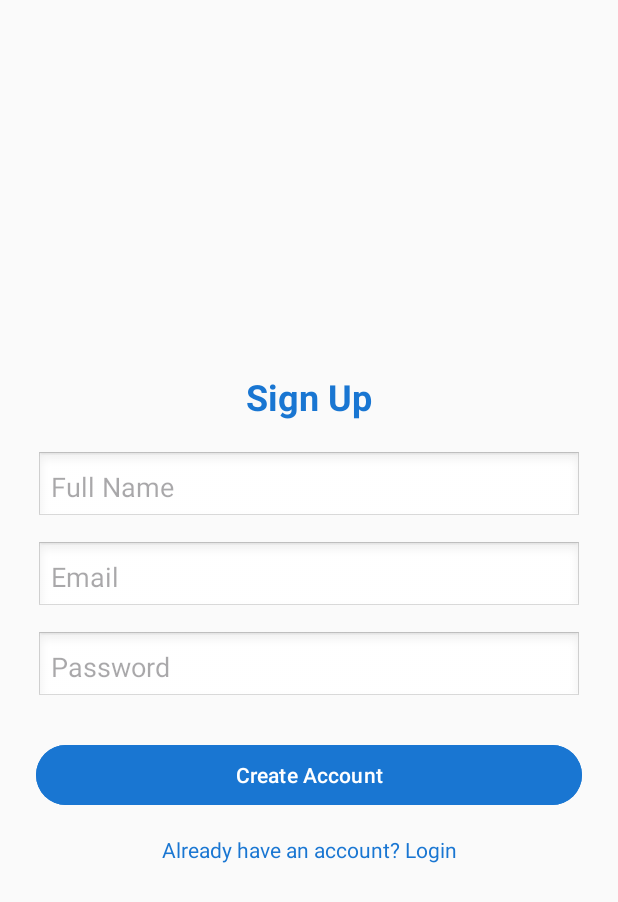
After one commit to Nevaloss-technologies/signlang_converter, an Android app: the Signup screen opened directly, with no data from a screen before it, on a phone screen of 412 x 824 dp. The commit adds this screen. Shown: the top 902 px of the screen. Run offline under Robolectric (Android 15) with nearby library versions, the phone set to English and light mode, and no system bars; our stand-ins replace Firebase (no records; nobody signed in at launch, a user with empty details on screens opened directly).

Commit message:
with signin and signup

```diff
--- /dev/null
+++ b/app/src/main/java/com/nevaloss/sign_lang_app/Signup.java
@@ -0,0 +1,124 @@
+package com.nevaloss.sign_lang_app;
+
+import androidx.appcompat.app.AppCompatActivity;
+
+import android.content.Intent;
+import android.os.Bundle;
+import android.os.Handler;
+import android.text.TextUtils;
+import android.util.Log;
+import android.widget.Button;
+import android.widget.EditText;
+import android.widget.Toast;
+
+import com.google.firebase.FirebaseApp;
+import com.google.firebase.auth.FirebaseAuth;
+import com.google.firebase.auth.FirebaseUser;
+import com.google.firebase.auth.UserProfileChangeRequest;
+import com.google.firebase.database.DatabaseReference;
+import com.google.firebase.database.FirebaseDatabase;
+
+public class Signup extends AppCompatActivity {
+
+    EditText fullName, email, password;
+    Button signupButton;
+    FirebaseAuth mAuth;
+    DatabaseReference databaseReference;
+
+    @Override
+    protected void onCreate(Bundle savedInstanceState) {
+        super.onCreate(savedInstanceState);
+        setContentView(R.layout.activity_signup);
+
+        // Initialize Firebase instances
+        FirebaseApp.initializeApp(this);
+        Log.d("Firebase", "Firebase Initialized Successfully");
+        mAuth = FirebaseAuth.getInstance();
+        databaseReference = FirebaseDatabase.getInstance().getReference("Users");
+
+        // Connect UI elements
+        fullName = findViewById(R.id.etName);
+        email = findViewById(R.id.etEmail);
+        password = findViewById(R.id.etPassword);
+        signupButton = findViewById(R.id.btnSignup);
+
+        // Handle Signup button click
+        signupButton.setOnClickListener(view -> {
+            String name = fullName.getText().toString().trim();
+            String userEmail = email.getText().toString().trim();
+            String userPassword = password.getText().toString().trim();
+
+            // Basic validation
+            if (TextUtils.isEmpty(name) || TextUtils.isEmpty(userEmail) || TextUtils.isEmpty(userPassword)) {
+                Toast.makeText(this, "All fields are required", Toast.LENGTH_SHORT).show();
+                return;
+            }
+
+            if (userPassword.length() < 6) {
+                Toast.makeText(this, "Password must be at least 6 characters", Toast.LENGTH_SHORT).show();
+                return;
+            }
+
+            // Create user with Firebase Authentication
+            Log.d("FIREBASE", "Trying to create user...");
+
+            mAuth.createUserWithEmailAndPassword(userEmail, userPassword)
+                    .addOnCompleteListener(task -> {
+                        if (task.isSuccessful()) {
+                            Log.d("FIREBASE", "User created successfully");
+                            FirebaseUser currentUser = mAuth.getCurrentUser();
+                            if (currentUser != null) {
+                                String userId = currentUser.getUid();
+                                Log.d("FIREBASE", "User ID: " + userId);
+
+                                // Update user profile with display name
+                                UserProfileChangeRequest profileUpdates = new UserProfileChangeRequest.Builder()
+                                        .setDisplayName(name)
+                                        .build();
+
+                                currentUser.updateProfile(profileUpdates)
+                                        .addOnCompleteListener(profileTask -> {
+                                            if (profileTask.isSuccessful()) {
+                                                Log.d("FIREBASE", "User profile updated with name");
+                                            }
+                                        });
+
+                                // Save user data to database
+                                User user = new User(name, userEmail);
+                                databaseReference.child(userId).setValue(user)
+                                        .addOnCompleteListener(dbTask -> {
+                                            if (dbTask.isSuccessful()) {
+                                                Log.d("FIREBASE", "User data saved to database");
+                                                Toast.makeText(Signup.this, "Signup successful!", Toast.LENGTH_SHORT).show();
+                                                startActivity(new Intent(Signup.this, MainActivity.class));
+                                            } else {
+                                                Log.e("FIREBASE", "Failed to save user data", dbTask.getException());
+                                                Toast.makeText(Signup.this, "Failed to save user data: " + dbTask.getException().getMessage(), Toast.LENGTH_SHORT).show();
+                                            }
+                                        });
+                            }
+                        } else {
+                            Log.e("FIREBASE", "Signup failed", task.getException());
+                            Toast.makeText(Signup.this, "Signup failed: " + task.getException().getMessage(), Toast.LENGTH_SHORT).show();
+                        }
+                    })
+                    .addOnFailureListener(e -> {
+                        Log.e("FIREBASE", "Error creating user", e);
+                        Toast.makeText(Signup.this, "Error: " + e.getMessage(), Toast.LENGTH_LONG).show();
+                    });
+
+        });
+    }
+
+    // User model class
+    public static class User {
+        public String fullName, email;
+
+        public User() {} // Needed for Firebase
+
+        public User(String fullName, String email) {
+            this.fullName = fullName;
+            this.email = email;
+        }
+    }
+}
--- a/app/src/main/java/com/nevaloss/sign_lang_app/Splash.java
+++ b/app/src/main/java/com/nevaloss/sign_lang_app/Splash.java
@@ -14,7 +14,7 @@ public class Splash extends AppCompatActivity {
         setContentView(R.layout.activity_splash);
 
         new Handler().postDelayed(() -> {
-            Intent intent = new Intent(Splash.this, MainActivity.class);
+            Intent intent = new Intent(Splash.this, Login.class);
             startActivity(intent);
             finish();
         }, 2000); // 2 seconds delay
--- /dev/null
+++ b/app/src/main/res/layout/activity_signup.xml
@@ -0,0 +1,65 @@
+<LinearLayout xmlns:android="http://schemas.android.com/apk/res/android"
+    android:orientation="vertical"
+    android:background="#FAFAFA"
+    android:layout_width="match_parent"
+    android:layout_height="match_parent"
+    android:padding="24dp"
+    android:gravity="center">
+
+    <TextView
+        android:text="Sign Up"
+        android:textSize="24sp"
+        android:textStyle="bold"
+        android:textColor="#1976D2"
+        android:layout_marginBottom="20dp"
+        android:gravity="center"
+        android:layout_width="match_parent"
+        android:layout_height="wrap_content" />
+
+    <EditText
+        android:id="@+id/etName"
+        android:hint="Full Name"
+        android:inputType="textPersonName"
+        android:background="@android:drawable/edit_text"
+        android:padding="10dp"
+        android:layout_width="match_parent"
+        android:layout_height="wrap_content" />
+
+    <EditText
+        android:id="@+id/etEmail"
+        android:hint="Email"
+        android:inputType="textEmailAddress"
+        android:background="@android:drawable/edit_text"
+        android:padding="10dp"
+        android:layout_marginTop="12dp"
+        android:layout_width="match_parent"
+        android:layout_height="wrap_content" />
+
+    <EditText
+        android:id="@+id/etPassword"
+        android:hint="Password"
+        android:inputType="textPassword"
+        android:background="@android:drawable/edit_text"
+        android:padding="10dp"
+        android:layout_marginTop="12dp"
+        android:layout_width="match_parent"
+        android:layout_height="wrap_content" />
+
+    <Button
+        android:id="@+id/btnSignup"
+        android:text="Create Account"
+        android:layout_marginTop="24dp"
+        android:backgroundTint="#1976D2"
+        android:textColor="#FFFFFF"
+        android:layout_width="match_parent"
+        android:layout_height="wrap_content" />
+
+    <TextView
+        android:id="@+id/tvLogin"
+        android:text="Already have an account? Login"
+        android:textColor="#1976D2"
+        android:gravity="center"
+        android:layout_marginTop="16dp"
+        android:layout_width="match_parent"
+        android:layout_height="wrap_content" />
+</LinearLayout>
--- a/build.gradle.kts
+++ b/build.gradle.kts
@@ -1,4 +1,6 @@
 // Top-level build file where you can add configuration options common to all sub-projects/modules.
 plugins {
     id("com.android.application") version "8.1.3" apply false
+    id("com.google.gms.google-services") version "4.4.1" apply false
+
 }
```
Also changed, not shown: app/build.gradle.kts (+10 -0 lines), app/src/main/AndroidManifest.xml (+18 -5 lines), app/src/main/java/com/nevaloss/sign_lang_app/Login.java (added, +57 -0 lines), app/src/main/java/com/nevaloss/sign_lang_app/MainActivity.java (+34 -0 lines), app/src/main/java/com/nevaloss/sign_lang_app/Profile.java (added, +30 -0 lines), app/src/main/res/layout/activity_login.xml (added, +55 -0 lines), app/src/main/res/layout/activity_main.xml (+26 -1 lines), app/src/main/res/layout/activity_profile.xml (added, +101 -0 lines), settings.gradle.kts (+16 -2 lines), 1 other file.
